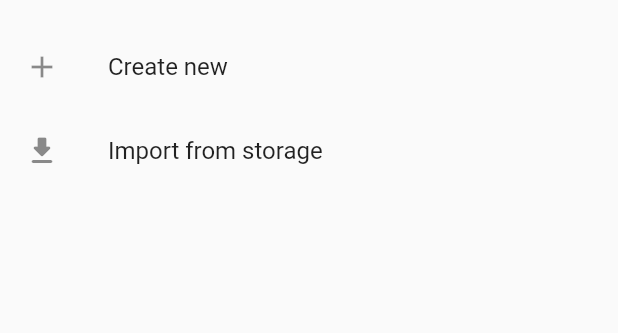
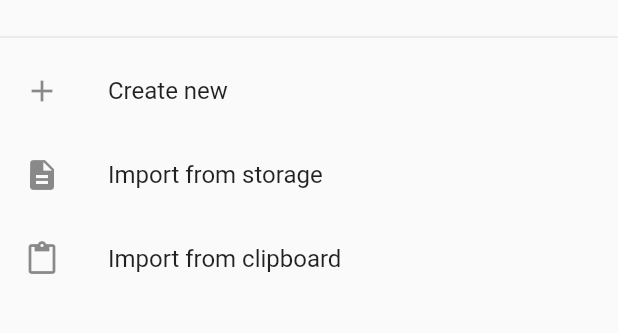
Before and after one commit to moko256/moko256timetable2, a Flutter app: the SceneTermsList screen opened by its route, on a phone screen of 412 x 824 dp, the part 59-392 px from its top. Run offline on Flutter 3.47's test engine with Material 2 defaults, Android fonts, the phone set to English and light mode, and no system bars; our stand-ins replace file_picker, flutter_hooks, flutter_layout_grid, freezed_annotation, hooks_riverpod, rxdart; missing offline and left inert: color_models; generated files the repository leaves out were written again.

Commit message:
feat: import from clipboard

```diff
--- a/lib/l10n/app_en.arb
+++ b/lib/l10n/app_en.arb
@@ -18,6 +18,7 @@
     "terms_title": "Timetables",
     "add_term_new": "Create new",
     "add_term_from_storage": "Import from storage",
+    "add_term_from_clipboard": "Import from clipboard",
     "failed_to_import": "Failed to import.",
 
     "edit_term_info_new": "Create timetable",
--- a/lib/l10n/app_ja.arb
+++ b/lib/l10n/app_ja.arb
@@ -13,6 +13,7 @@
     "terms_title": "時間割一覧",
     "add_term_new": "新規作成",
     "add_term_from_storage": "ストレージから追加",
+    "add_term_from_clipboard": "クリップボードから追加",
     "failed_to_import": "追加に失敗しました",
 
     "edit_term_info_new": "時間割を追加",
--- a/lib/model_main.dart
+++ b/lib/model_main.dart
@@ -100,8 +100,15 @@ class ModelMain {
     _termsUpdate.add(null);
   }
 
-  Future<bool> startImport() async {
-    var newTerm = await repoImport.importJson();
+  Future<bool> startImportFromStorage() async {
+    return _import(await repoImport.importJsonFromStorage());
+  }
+
+  Future<bool> startImportFromClipboard() async {
+    return _import(await repoImport.importJsonFromClipboard());
+  }
+
+  Future<bool> _import(EntityMainClassesImport? newTerm) async {
     if (newTerm == null) return false;
 
     var newKey = await repo.addTermAndClasses(newTerm.info, newTerm.classes);
--- a/lib/scene_terms_list.dart
+++ b/lib/scene_terms_list.dart
@@ -21,12 +21,25 @@ class SceneTermsList extends HookConsumerWidget {
     List<MapEntry<EntityMainTermKey, EntityMainTermInfo>> termsList =
         terms?.terms?.entries.toList() ?? [];
 
+    var importKind = [
+      _ImportKind(
+        Icons.description,
+        AppLocale.of(context).add_term_from_storage,
+        model.startImportFromStorage,
+      ),
+      _ImportKind(
+        Icons.content_paste,
+        AppLocale.of(context).add_term_from_clipboard,
+        model.startImportFromClipboard,
+      ),
+    ];
+
     return Scaffold(
       appBar: AppBar(
         title: Text(AppLocale.of(context).terms_title),
       ),
       body: ListView.builder(
-        itemCount: termsList.length + 2,
+        itemCount: termsList.length + 2 + importKind.length,
         itemBuilder: (BuildContext context, int index) {
           if (index < termsList.length) {
             var term = termsList[index];
@@ -46,22 +59,23 @@ class SceneTermsList extends HookConsumerWidget {
               ),
             );
           } else if (index == termsList.length) {
+            return const Divider();
+          } else if (index == termsList.length + 1) {
             return ListTile(
               leading: const Icon(Icons.add),
               title: Text(AppLocale.of(context).add_term_new),
-              selected: false,
               onTap: () {
                 modelEdit.startEditing(null);
                 RoutesMain.push(context, RoutesMain.routeTablesEdit);
               },
             );
           } else {
+            var kind = importKind[index - termsList.length - 2];
             return ListTile(
-              leading: const Icon(Icons.download_rounded),
-              title: Text(AppLocale.of(context).add_term_from_storage),
-              selected: false,
-              onTap: () {
-                model.startImport().then((success) {
+              leading: Icon(kind.icon),
+              title: Text(kind.title),
+              onTap: () async {
+                var success = await kind.import();
                 if (success) {
                   Navigator.of(context).pop();
                 } else {
@@ -71,7 +85,6 @@ class SceneTermsList extends HookConsumerWidget {
                     ),
                   );
                 }
-                });
               },
             );
           }
@@ -80,3 +93,11 @@ class SceneTermsList extends HookConsumerWidget {
     );
   }
 }
+
+class _ImportKind {
+  IconData icon;
+  String title;
+  Future<bool> Function() import;
+
+  _ImportKind(this.icon, this.title, this.import);
+}
```
Also changed, not shown: lib/repo_import.dart (+16 -6 lines). Lines whose indentation alone changed are shown as unchanged.
